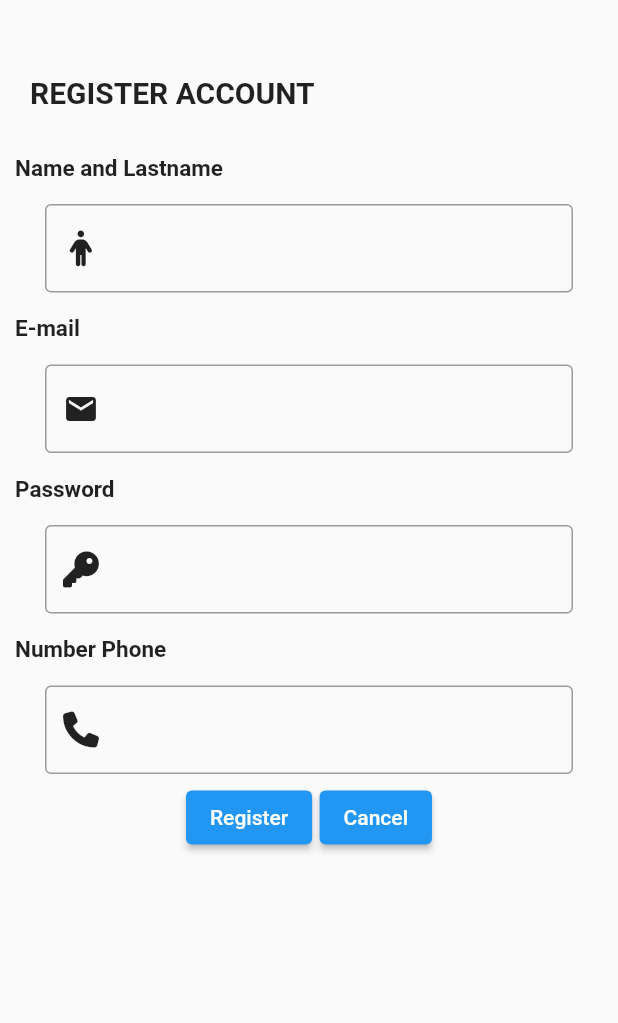
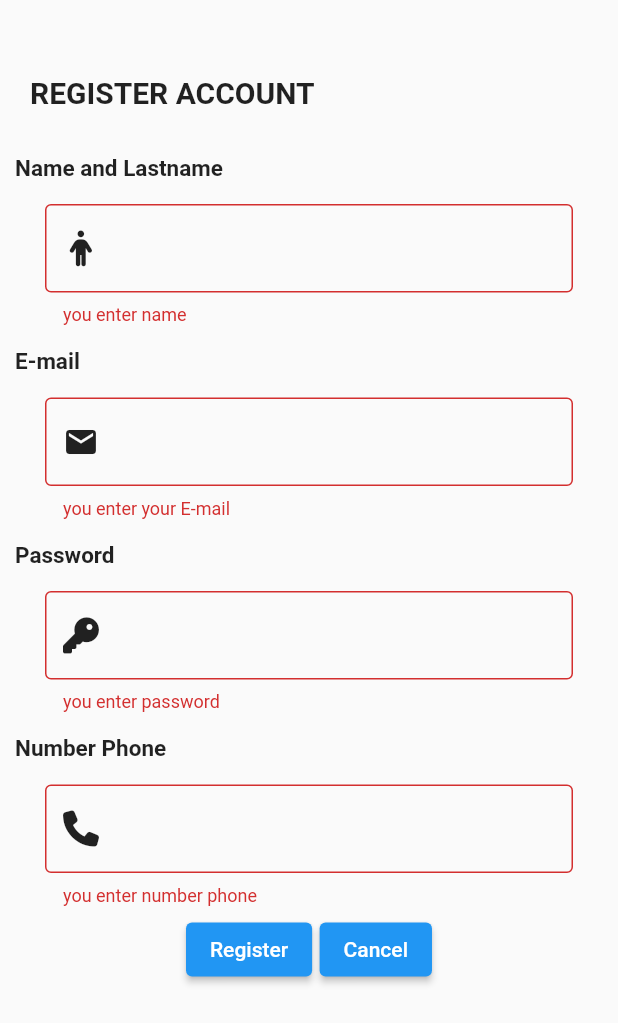
Before and after one commit to Thongek-wpm/flutter_application_demo, a Flutter app: the RegisterUi screen opened directly, after a tap on "Register", on a phone screen of 412 x 824 dp. Shown: the top 1023 px of the screen. Run offline on Flutter 3.47's test engine with Material 2 defaults, Android fonts, the phone set to English and light mode, and no system bars; our stand-ins replace firebase_auth, firebase_core, fluttertoast, font_awesome_flutter, form_field_validator; accounts and stored records are empty; Roboto replaces fonts that are missing (k2d.ttf).

Commit message:
commit init

```diff
--- a/lib/screens/register_ui.dart
+++ b/lib/screens/register_ui.dart
@@ -1,7 +1,11 @@
 // ignore_for_file: prefer_const_constructors, file_names
 
+import 'package:firebase_auth/firebase_auth.dart';
+import 'package:firebase_core/firebase_core.dart';
 import 'package:flutter/material.dart';
 import 'package:flutter_application_demo/model/profile.dart';
+import 'package:flutter_application_demo/screens/login_ui.dart';
+import 'package:fluttertoast/fluttertoast.dart';
 import 'package:font_awesome_flutter/font_awesome_flutter.dart';
 import 'package:form_field_validator/form_field_validator.dart';
 
@@ -22,6 +26,8 @@ class _RegisterUiState extends State<RegisterUi> {
       fullName: '',
       phone: '',
     );
+    // ignore: unused_local_variable
+    final Future<FirebaseApp> firebase = Firebase.initializeApp();
     return Scaffold(
       body: SingleChildScrollView(
         child: Form(
@@ -178,7 +184,49 @@ class _RegisterUiState extends State<RegisterUi> {
                 mainAxisAlignment: MainAxisAlignment.center,
                 children: [
                   ElevatedButton(
-                    onPressed: () {},
+                    onPressed: () async {
+                      if (formKey.currentState!.validate()) {
+                        formKey.currentState!.save();
+                        try {
+                          await FirebaseAuth.instance
+                              .createUserWithEmailAndPassword(
+                            email: profile.email,
+                            password: profile.password,
+                          )
+                              .then((value) {
+                            formKey.currentState!.reset();
+                            Fluttertoast.showToast(
+                              msg: 'Your registerd',
+                              gravity: ToastGravity.CENTER,
+                            );
+                            Navigator.pushReplacement(
+                              context,
+                              MaterialPageRoute(
+                                builder: (context) {
+                                  return const LoginUi();
+                                },
+                              ),
+                            );
+                          });
+                        } on FirebaseAuthException catch (e) {
+                          // ignore: unused_local_variable
+                          String? message;
+                          if (e.message == 'email-already-in-use') {
+                            message =
+                                "This email address is already, Sorry should you change e-mail !!";
+                          } else if (e.code == 'weak-password') {
+                            message =
+                                'Sorry your password should be at least 6 characters!!';
+                          } else {
+                            e.message;
+                          }
+                          Fluttertoast.showToast(
+                            msg: message!,
+                            gravity: ToastGravity.CENTER,
+                          );
+                        }
+                      }
+                    },
                     child: Text('Register'),
                   ),
                   Padding(
@@ -187,6 +235,7 @@ class _RegisterUiState extends State<RegisterUi> {
                     ),
                     child: ElevatedButton(
                       onPressed: () {
+                        formKey.currentState!.reset();
                         Navigator.pop(context);
                       },
                       child: Text('Cancel'),
--- a/pubspec.yaml
+++ b/pubspec.yaml
@@ -40,6 +40,9 @@ dependencies:
   google_fonts: ^3.0.1
   path_provider: ^2.0.11
   form_field_validator: ^1.1.0
+  firebase_core: ^2.3.0
+  firebase_auth: ^4.1.5
+  fluttertoast: ^8.1.1
 
 dev_dependencies:
   flutter_test:
```
Also changed, not shown: pubspec.lock, 4 other files.
